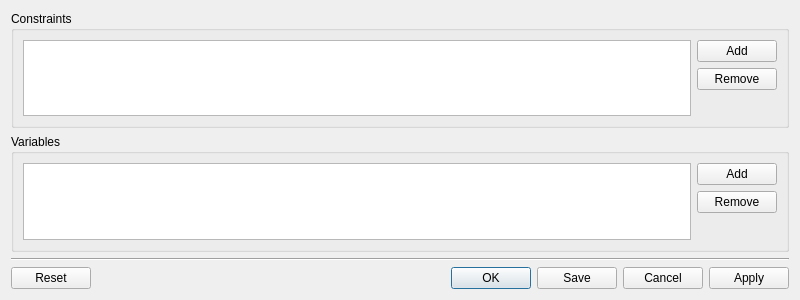
Above: madqt/widget/match.ui from hibtc/madgui before the change. Below: the same form after it.
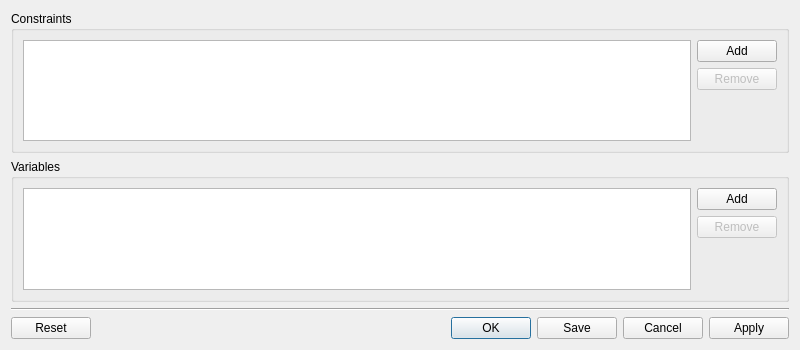
That is the form after the change. Custom widgets are drawn as their Qt base class.

```diff
--- a/madqt/widget/match.ui
+++ b/madqt/widget/match.ui
@@ -7,26 +7,21 @@
     <x>0</x>
     <y>0</y>
     <width>800</width>
-    <height>300</height>
+    <height>350</height>
    </rect>
   </property>
-  <layout class="QVBoxLayout" name="verticalLayout_4">
+  <layout class="QVBoxLayout">
    <item>
-    <layout class="QVBoxLayout" name="verticalLayout">
-     <item>
-      <widget class="QGroupBox" name="groupBox">
+    <widget class="QGroupBox">
        <property name="title">
         <string>Constraints</string>
        </property>
-       <layout class="QHBoxLayout" name="horizontalLayout">
+     <layout class="QHBoxLayout">
         <item>
          <widget class="TableView" name="ctab"/>
         </item>
         <item>
          <layout class="QVBoxLayout">
-          <property name="sizeConstraint">
-           <enum>QLayout::SetMinimumSize</enum>
-          </property>
           <item>
            <widget class="QPushButton" name="button_add_constraint">
             <property name="text">
@@ -34,15 +29,18 @@
             </property>
            </widget>
           </item>
-          <item alignment="Qt::AlignTop">
+        <item>
            <widget class="QPushButton" name="button_remove_constraint">
+          <property name="enabled">
+           <bool>false</bool>
+          </property>
             <property name="text">
              <string>Remove</string>
             </property>
            </widget>
           </item>
           <item>
-           <spacer name="verticalSpacer">
+         <spacer>
             <property name="orientation">
              <enum>Qt::Vertical</enum>
             </property>
@@ -59,38 +57,36 @@
        </layout>
       </widget>
      </item>
-    </layout>
-   </item>
    <item>
-    <widget class="QGroupBox" name="groupBox_2">
+    <widget class="QGroupBox">
      <property name="title">
       <string>Variables</string>
      </property>
-     <layout class="QHBoxLayout" name="horizontalLayout_2">
+     <layout class="QHBoxLayout">
       <item>
        <widget class="TableView" name="vtab"/>
       </item>
       <item>
-       <layout class="QVBoxLayout" name="_2">
+       <layout class="QVBoxLayout">
         <item>
          <widget class="QPushButton" name="button_add_variable">
           <property name="text">
            <string>Add</string>
           </property>
-          <property name="flat">
-           <bool>false</bool>
-          </property>
          </widget>
         </item>
         <item>
          <widget class="QPushButton" name="button_remove_variable">
+          <property name="enabled">
+           <bool>false</bool>
+          </property>
           <property name="text">
            <string>Remove</string>
           </property>
          </widget>
         </item>
         <item>
-         <spacer name="verticalSpacer_2">
+         <spacer>
           <property name="orientation">
            <enum>Qt::Vertical</enum>
           </property>
@@ -108,14 +104,14 @@
     </widget>
    </item>
    <item>
-    <widget class="Line" name="line">
+    <widget class="Line">
      <property name="orientation">
       <enum>Qt::Horizontal</enum>
      </property>
     </widget>
    </item>
    <item>
-    <widget class="QDialogButtonBox" name="buttonBox">
+    <widget class="QDialogButtonBox">
      <property name="layoutDirection">
       <enum>Qt::LeftToRight</enum>
      </property>
```
Left out of the diff: 1 changed line with no effect on the pictures. Lines whose indentation alone changed are shown as unchanged.
